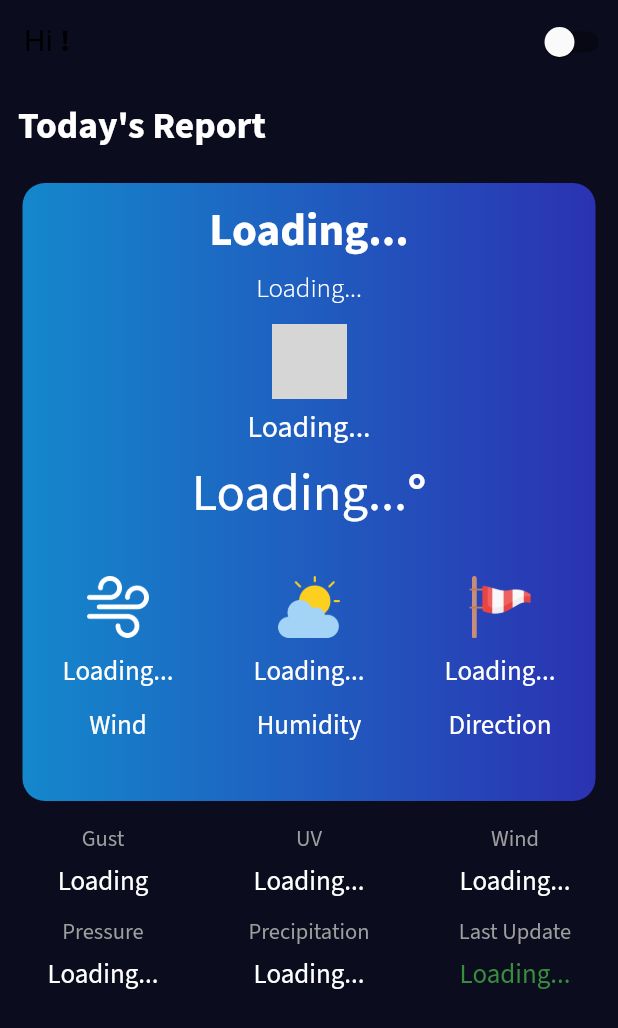
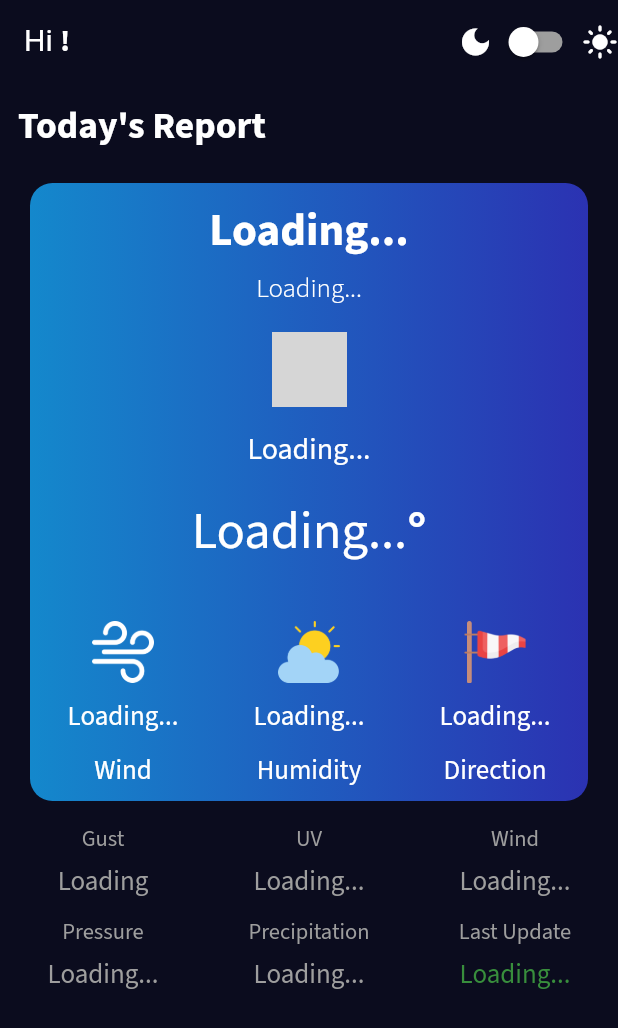
Before and after one commit to AthithyanKannan/WeatherApp, a Flutter app: the Report screen opened directly with empty values, on a phone screen of 412 x 824 dp. Shown: the top 1028 px of the screen. Run offline on Flutter 3.47's test engine with Material 2 defaults, Android fonts, the phone set to English and light mode, and no system bars; our stand-ins replace google_fonts; network calls fail; Roboto replaces fonts that are missing (Opens Sans); grey boxes are pictures that could not be loaded.

Commit message:
swiftcolor final

```diff
--- a/lib/report.dart
+++ b/lib/report.dart
@@ -40,7 +40,7 @@ class _ReportState extends State<Report> {
                 style:  TextStyle(
                   fontFamily: 'Opens Sans',
                   fontSize: 20,
-                  color: swiftcolor ? Colors.black : Colors.black
+                  color: swiftcolor ? Colors.black : Colors.white
                 ),
                 children: [
                   TextSpan(
@@ -53,14 +53,26 @@ class _ReportState extends State<Report> {
               swiftcolor ? lightThemeBackgroundColor : darkThemeBackgroundColor,
           elevation: 0.0,
           actions: [
+             Icon(
+              Icons.dark_mode,
+              color: swiftcolor ? Colors.black : Colors.white
+              ),
             Switch(
               value: swiftcolor,
+            activeColor: Colors.black,
+            activeTrackColor: Colors.grey,
+            inactiveThumbColor: Colors.white,
+            inactiveTrackColor: Colors.grey,
               onChanged: (value) {
                 setState(() {
                   swiftcolor = value;
                 });
               },
-            )
+            ),
+             Icon(
+              Icons.light_mode,
+              color: swiftcolor ? Colors.black : Colors.white,
+              ),
           ],
         ),
         body: SingleChildScrollView(
@@ -76,7 +88,7 @@ class _ReportState extends State<Report> {
                   "Today's Report",
                   style: GoogleFonts.sourceSansPro(
                     fontSize: 25,
-                    color: swiftcolor ? Colors.white : Colors.white,
+                    color: swiftcolor ? Colors.black : Colors.white,
                     fontWeight: FontWeight.bold,
                   ),
                 ),
@@ -87,7 +99,7 @@ class _ReportState extends State<Report> {
               Container(
                 height: size.height * 0.50,
                 width: size.width,
-                margin: const EdgeInsets.only(right: 15, left: 15),
+                margin: const EdgeInsets.only(right: 20, left: 20),
                 decoration: BoxDecoration(
                     borderRadius: BorderRadius.circular(15.0),
                     gradient: swiftcolor
@@ -129,25 +141,18 @@ class _ReportState extends State<Report> {
                             color: swiftcolor ? Colors.white : Colors.white,
                             fontSize: 18,
                             fontWeight: FontWeight.w300)),
-                    const SizedBox(height: 10),
+                    const SizedBox(height: 15),
                     Image.network(
                       weatherData.isNotEmpty &&
                               weatherData['current']['condition']['icon'] !=
                                   null
-                          ? 'https:' +
+                          ?  'https:' +
                               weatherData['current']['condition']['icon']
                           : 'https://images.pexels.com/photos/213780/pexels-photo-213780.jpeg?auto=compress&cs=tinysrgb&dpr=1&w=500',
                       height: 50,
                     ),
-
-                    // Image.network(
-                    //   weatherData.isNotEmpty
-                    //       ? weatherData['current']['condition']['icon']
-                    //       : Image.network('https://images.pexels.com/photos/213780/pexels-photo-213780.jpeg?auto=compress&cs=tinysrgb&dpr=1&w=500'),
-                    //   height: 100,
-                    // ),
                     const SizedBox(
-                      height: 5,
+                      height: 15,
                     ),
                     Text(
                         weatherData.isNotEmpty
@@ -157,7 +162,7 @@ class _ReportState extends State<Report> {
                             color: swiftcolor ? Colors.white : Colors.white,
                             fontSize: 20)),
                     const SizedBox(
-                      height: 5,
+                      height: 15,
                     ),
                     RichText(
                       text: TextSpan(
@@ -179,7 +184,7 @@ class _ReportState extends State<Report> {
                       ),
                     ),
                     const SizedBox(
-                      height: 30,
+                      height: 35,
                     ),
                     Row(
                       mainAxisAlignment: MainAxisAlignment.start,
@@ -281,7 +286,7 @@ class _ReportState extends State<Report> {
                       Text(
                         'Gust',
                         style: GoogleFonts.sourceSansPro(
-                            fontSize: 15, color: Colors.grey),
+                            fontSize: 15, color:swiftcolor ? Colors.black : Colors.grey),
                       ),
                       const SizedBox(
                         height: 5,
@@ -291,7 +296,7 @@ class _ReportState extends State<Report> {
                             ? '${weatherData['current']['gust_kph']}'
                             : 'Loading',
                         style: GoogleFonts.sourceSansPro(
-                            fontSize: 18, color: Colors.white),
+                            fontSize: 18, color:swiftcolor ? Colors.black38 : Colors.grey),
                       ),
                     ],
                   )),
@@ -301,7 +306,7 @@ class _ReportState extends State<Report> {
                       Text(
                         'UV',
                         style: GoogleFonts.sourceSansPro(
-                            fontSize: 15, color: Colors.grey),
+                            fontSize: 15, color:swiftcolor ? Colors.black : Colors.grey),
                       ),
                       const SizedBox(
                         height: 5,
@@ -311,7 +316,7 @@ class _ReportState extends State<Report> {
                             ? '${weatherData['current']['uv']}'
                             : 'Loading...',
                         style: GoogleFonts.sourceSansPro(
-                            fontSize: 18, color: Colors.white),
+                            fontSize: 18, color:swiftcolor ? Colors.black38 : Colors.grey),
                       ),
                     ],
                   )),
@@ -321,7 +326,7 @@ class _ReportState extends State<Report> {
                       Text(
                         'Wind',
                         style: GoogleFonts.sourceSansPro(
-                            fontSize: 15, color: Colors.grey),
+                            fontSize: 15, color:swiftcolor ? Colors.black : Colors.grey),
                       ),
                       const SizedBox(
                         height: 5,
@@ -331,7 +336,7 @@ class _ReportState extends State<Report> {
                             ? '${weatherData['current']['wind_kph']}'
                             : 'Loading...',
                         style: GoogleFonts.sourceSansPro(
-                            fontSize: 18, color: Colors.white),
+                            fontSize: 18, color:swiftcolor ? Colors.black38 : Colors.grey),
                       ),
                     ],
                   )),
@@ -348,7 +353,7 @@ class _ReportState extends State<Report> {
                       Text(
                         'Pressure',
                         style: GoogleFonts.sourceSansPro(
-                            fontSize: 15, color: Colors.grey),
+                            fontSize: 15, color:swiftcolor ? Colors.black : Colors.grey),
                       ),
                       const SizedBox(
                         height: 5,
@@ -358,7 +363,7 @@ class _ReportState extends State<Report> {
                             ? '${weatherData['current']['pressure_mb']}'
                             : 'Loading...',
                         style: GoogleFonts.sourceSansPro(
-                            fontSize: 18, color: Colors.white),
+                            fontSize: 18, color:swiftcolor ? Colors.black38 : Colors.grey),
                       ),
                     ],
                   )),
@@ -368,7 +373,7 @@ class _ReportState extends State<Report> {
                       Text(
                         'Precipitation',
                         style: GoogleFonts.sourceSansPro(
-                            fontSize: 15, color: Colors.grey),
+                            fontSize: 15, color:swiftcolor ? Colors.black : Colors.grey),
                       ),
                       const SizedBox(
                         height: 5,
@@ -378,7 +383,7 @@ class _ReportState extends State<Report> {
                             ? '${weatherData['current']['precip_mm']}'
                             : 'Loading...',
                         style: GoogleFonts.sourceSansPro(
-                            fontSize: 18, color: Colors.white),
+                            fontSize: 18, color:swiftcolor ? Colors.black38 : Colors.grey),
                       ),
                     ],
                   )),
@@ -388,7 +393,7 @@ class _ReportState extends State<Report> {
                       Text(
                         'Last Update',
                         style: GoogleFonts.sourceSansPro(
-                            fontSize: 15, color: Colors.grey),
+                            fontSize: 15, color:swiftcolor ? Colors.black : Colors.grey),
                       ),
                       const SizedBox(
                         height: 5,
```
